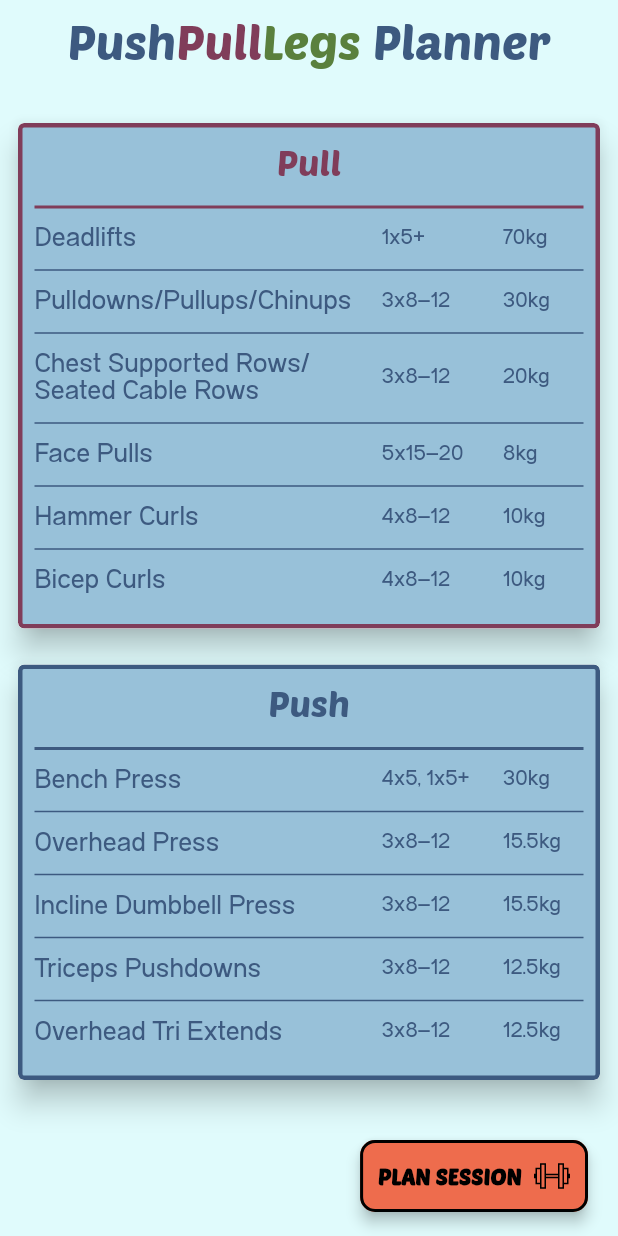
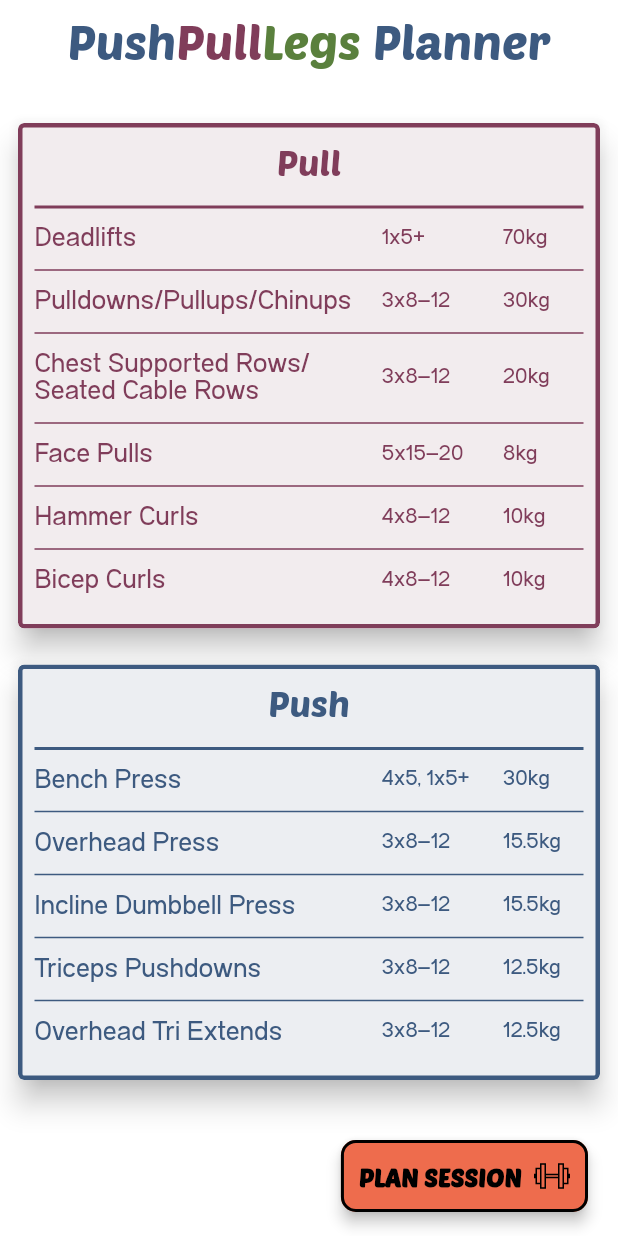
Before and after one commit to JPUF/ppl_course, a Flutter app: the screen it shows after launch, on a phone screen of 412 x 824 dp. Run offline on Flutter 3.47's test engine with Material 2 defaults, Android fonts, the phone set to English and light mode, and no system bars; our stand-ins replace animated_toggle_switch, bloc, flutter_bloc, flutter_svg, page_transition.

Commit message:
Dynamic colors

```diff
--- a/lib/main.dart
+++ b/lib/main.dart
@@ -26,7 +26,7 @@ class MyApp extends StatelessWidget {
       child: MaterialApp(
           theme: ThemeData(
               primarySwatch: AppColor.dark,
-              scaffoldBackgroundColor: AppColor.light),
+              scaffoldBackgroundColor: AppColor.white),
           onGenerateRoute: _router.onGenerateRoute,
           home: const HomePage(title: 'PPL  Course Demo')),
     );
--- a/lib/presentation/pages/home/components/exercise_widget.dart
+++ b/lib/presentation/pages/home/components/exercise_widget.dart
@@ -1,12 +1,16 @@
 import 'package:flutter/material.dart';
+import 'package:ppl_course/data/models/cycle/session.dart';
 import 'package:ppl_course/data/models/exercise/exercise.dart';
+import 'package:ppl_course/res/color/colors.dart';
 import 'package:ppl_course/res/styles/app_text_styles.dart';
 
 class ExerciseWidget extends StatefulWidget {
-  const ExerciseWidget({Key? key, required this.exercise}) : super(key: key);
+  const ExerciseWidget(
+      {Key? key, required this.exercise, required this.sessionType})
+      : super(key: key);
 
   final Exercise exercise;
-
+  final SessionType sessionType;
 
   @override
   State<ExerciseWidget> createState() => _ExerciseWidgetState();
@@ -22,16 +26,18 @@ class _ExerciseWidgetState extends State<ExerciseWidget> {
           Expanded(
               flex: 8,
               child: Text(widget.exercise.name,
-                  style: AppTextStyles.body15)),
+                  style: AppTextStyles.body15
+                      .apply(color: AppColor.getPplColor(widget.sessionType)))),
           const SizedBox(width: 16),
           Expanded(
               flex: 3,
               child: Text(widget.exercise.setsReps.toString(),
-                  style: AppTextStyles.body12)),
+                  style: AppTextStyles.body12
+                      .apply(color: AppColor.getPplColor(widget.sessionType)))),
           Expanded(
               flex: 2,
               child: Text(widget.exercise.weight?.toString() ?? 'N/A',
-                  style: AppTextStyles.body12))
+                  style: AppTextStyles.body12.apply(color: AppColor.getPplColor(widget.sessionType))))
         ],
       ),
     );
--- a/lib/presentation/pages/home/components/session_widget.dart
+++ b/lib/presentation/pages/home/components/session_widget.dart
@@ -12,11 +12,15 @@ class SessionWidget extends StatefulWidget {
   List<Widget> buildExerciseList() {
     var exerciseWidgets = <Widget>[];
     for (var exercise in session.exercises) {
-      exerciseWidgets.add(ExerciseWidget(exercise: exercise));
+      exerciseWidgets.add(ExerciseWidget(
+        exercise: exercise,
+        sessionType: session.type,
+      ));
       if (exercise != session.exercises.last) {
         exerciseWidgets.add(Padding(
           padding: const EdgeInsets.symmetric(horizontal: 8),
-          child: Divider(color: AppColor.dark, thickness: 1),
+          child:
+              Divider(color: AppColor.getPplColor(session.type), thickness: 1),
         ));
       }
     }
@@ -38,7 +42,7 @@ class _SessionWidgetState extends State<SessionWidget> {
         child: Container(
           width: double.infinity,
           decoration: BoxDecoration(
-              color: AppColor.secondary,
+              color: AppColor.getPplColor(widget.session.type).shade50,
               border: Border.all(
                   color: AppColor.getPplColor(widget.session.type), width: 3),
               borderRadius: BorderRadius.circular(4)),
@@ -59,7 +63,9 @@ class _SessionWidgetState extends State<SessionWidget> {
               ),
               Padding(
                 padding: const EdgeInsets.symmetric(horizontal: 8),
-                child: Divider(color: AppColor.getPplColor(widget.session.type), thickness: 2),
+                child: Divider(
+                    color: AppColor.getPplColor(widget.session.type),
+                    thickness: 2),
               ),
               Column(children: widget.buildExerciseList()),
               const SizedBox(height: 16),
--- a/lib/presentation/pages/session/session_page.dart
+++ b/lib/presentation/pages/session/session_page.dart
@@ -1,6 +1,8 @@
 import 'package:flutter/material.dart';
 import 'package:ppl_course/presentation/pages/home/components/placeholder_widget.dart';
 import 'package:ppl_course/res/color/colors.dart';
+
+import 'components/ppl_selector_switch.dart';
 
 class SessionPage extends StatefulWidget {
   const SessionPage({Key? key, required this.title}) : super(key: key);
@@ -25,8 +27,8 @@ class _SessionPageState extends State<SessionPage> {
                 child: Padding(
                   padding: const EdgeInsets.all(8.0),
                   child: Column(
-                    children: [
-                      PlaceholderWidget(text: "Add an exercise", onTap: () {})
+                    children: const [
+                      PplSelectorSwitch()
                     ],
                   ),
                 ),
--- a/lib/res/styles/app_text_styles.dart
+++ b/lib/res/styles/app_text_styles.dart
@@ -4,7 +4,7 @@ import 'package:ppl_course/res/color/colors.dart';
 class AppTextStyles {
   static TextStyle button = TextStyle(
       color: AppColor.black,
-      fontSize: 15.0,
+      fontSize: 17.0,
       fontWeight: FontWeight.bold,
       fontFamily: AppFontFamilies.poetsen);
 
--- a/pubspec.yaml
+++ b/pubspec.yaml
@@ -31,6 +31,7 @@ dependencies:
   cupertino_icons: ^1.0.2
   intl: ^0.17.0
   page_transition: ^2.0.5
+  animated_toggle_switch: ^0.4.0
 
 dev_dependencies:
   flutter_test:
```
Also changed, not shown: lib/presentation/pages/session/components/ppl_selector_switch.dart (added, +56 -0 lines).
